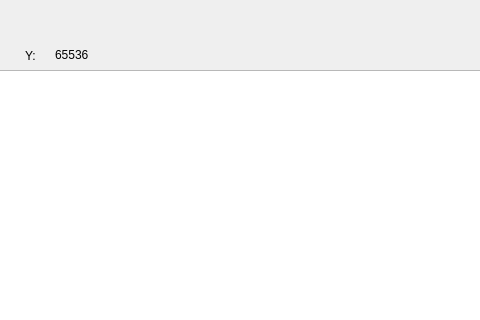
Qt form 花样编辑1/patternEdit/patternedit.ui (isliulin/QT43) before a commit; both pictures show x 95 to 575 and y 0 to 320 of the 800 by 600 pixel window.
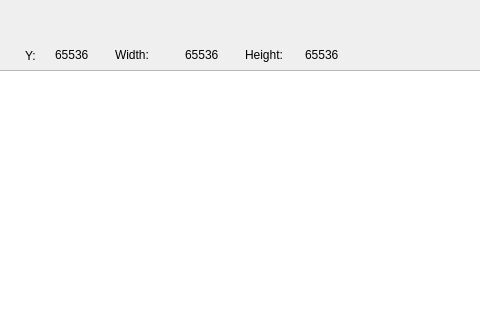
The same form after that commit.

Diff of the .ui file:
```diff
--- a/花样编辑1/patternEdit/patternedit.ui
+++ b/花样编辑1/patternEdit/patternedit.ui
@@ -108,6 +108,58 @@
     <string>65536</string>
    </property>
   </widget>
+  <widget class="QLabel" name="label_3">
+   <property name="geometry">
+    <rect>
+     <x>210</x>
+     <y>45</y>
+     <width>51</width>
+     <height>20</height>
+    </rect>
+   </property>
+   <property name="text">
+    <string>Width:</string>
+   </property>
+  </widget>
+  <widget class="QLabel" name="label_width">
+   <property name="geometry">
+    <rect>
+     <x>280</x>
+     <y>45</y>
+     <width>51</width>
+     <height>20</height>
+    </rect>
+   </property>
+   <property name="text">
+    <string>65536</string>
+   </property>
+  </widget>
+  <widget class="QLabel" name="label_5">
+   <property name="geometry">
+    <rect>
+     <x>340</x>
+     <y>45</y>
+     <width>61</width>
+     <height>20</height>
+    </rect>
+   </property>
+   <property name="text">
+    <string>Height:</string>
+   </property>
+  </widget>
+  <widget class="QLabel" name="label_height">
+   <property name="geometry">
+    <rect>
+     <x>400</x>
+     <y>45</y>
+     <width>61</width>
+     <height>20</height>
+    </rect>
+   </property>
+   <property name="text">
+    <string>65536</string>
+   </property>
+  </widget>
  </widget>
  <resources/>
  <connections/>
```
